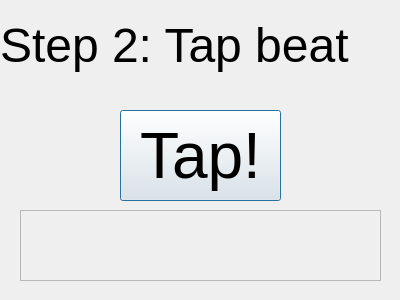
First picture: the form in src/speakeasy/tapper/QTCreatorFiles/tapBeat/tapBeat.ui, repository ros-visualization/speakeasy, before the edit.
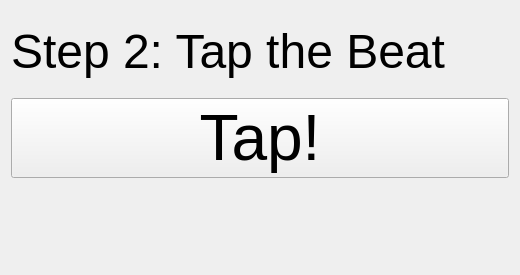
Second picture: the form after the edit.

Commit message: Safety commit. Playback working in tapper. Continue on remaining tape recorder buttons next.

What changed in the file:
```diff
--- a/src/speakeasy/tapper/QTCreatorFiles/tapBeat/tapBeat.ui
+++ b/src/speakeasy/tapper/QTCreatorFiles/tapBeat/tapBeat.ui
@@ -1,61 +1,33 @@
 <?xml version="1.0" encoding="UTF-8"?>
 <ui version="4.0">
- <class>Dialog</class>
- <widget class="QDialog" name="Dialog">
+ <class>tapWidget</class>
+ <widget class="QWidget" name="tapWidget">
   <property name="geometry">
    <rect>
     <x>0</x>
     <y>0</y>
-    <width>400</width>
-    <height>300</height>
+    <width>520</width>
+    <height>275</height>
    </rect>
   </property>
   <property name="windowTitle">
    <string>Dialog</string>
   </property>
+  <layout class="QVBoxLayout" name="verticalLayout">
+   <item>
   <widget class="QLabel" name="step2">
-   <property name="geometry">
-    <rect>
-     <x>0</x>
-     <y>10</y>
-     <width>401</width>
-     <height>71</height>
-    </rect>
-   </property>
    <property name="font">
     <font>
      <pointsize>36</pointsize>
     </font>
    </property>
    <property name="text">
-    <string>Step 2: Tap beat</string>
-   </property>
-  </widget>
-  <widget class="QFrame" name="recorderFrame">
-   <property name="geometry">
-    <rect>
-     <x>20</x>
-     <y>210</y>
-     <width>361</width>
-     <height>71</height>
-    </rect>
-   </property>
-   <property name="frameShape">
-    <enum>QFrame::StyledPanel</enum>
-   </property>
-   <property name="frameShadow">
-    <enum>QFrame::Raised</enum>
-   </property>
-  </widget>
-  <widget class="QPushButton" name="pushButton">
-   <property name="geometry">
-    <rect>
-     <x>120</x>
-     <y>110</y>
-     <width>161</width>
-     <height>91</height>
-    </rect>
-   </property>
+      <string>Step 2: Tap the Beat</string>
+     </property>
+    </widget>
+   </item>
+   <item>
+    <widget class="QPushButton" name="tapButton">
    <property name="font">
     <font>
      <pointsize>48</pointsize>
@@ -65,6 +37,11 @@
     <string>Tap!</string>
    </property>
   </widget>
+   </item>
+   <item>
+    <widget class="QWidget" name="recorderContainerWidget" native="true"/>
+   </item>
+  </layout>
  </widget>
  <layoutdefault spacing="6" margin="11"/>
  <resources/>
```
Lines whose indentation alone changed are shown as unchanged. The commit also changes 21 other files.
